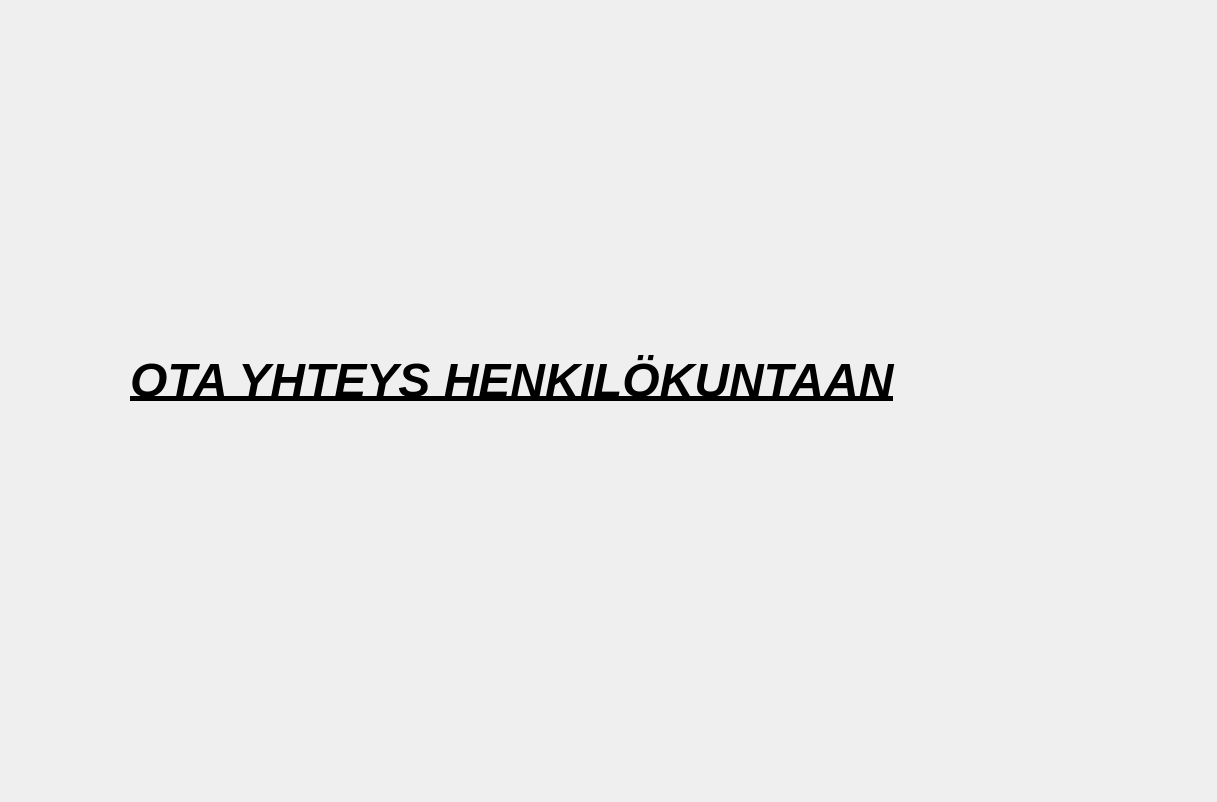
First picture: the form in bankautomat/freezer.ui, repository tvt21kmo-bank-project/group_1, before the edit.
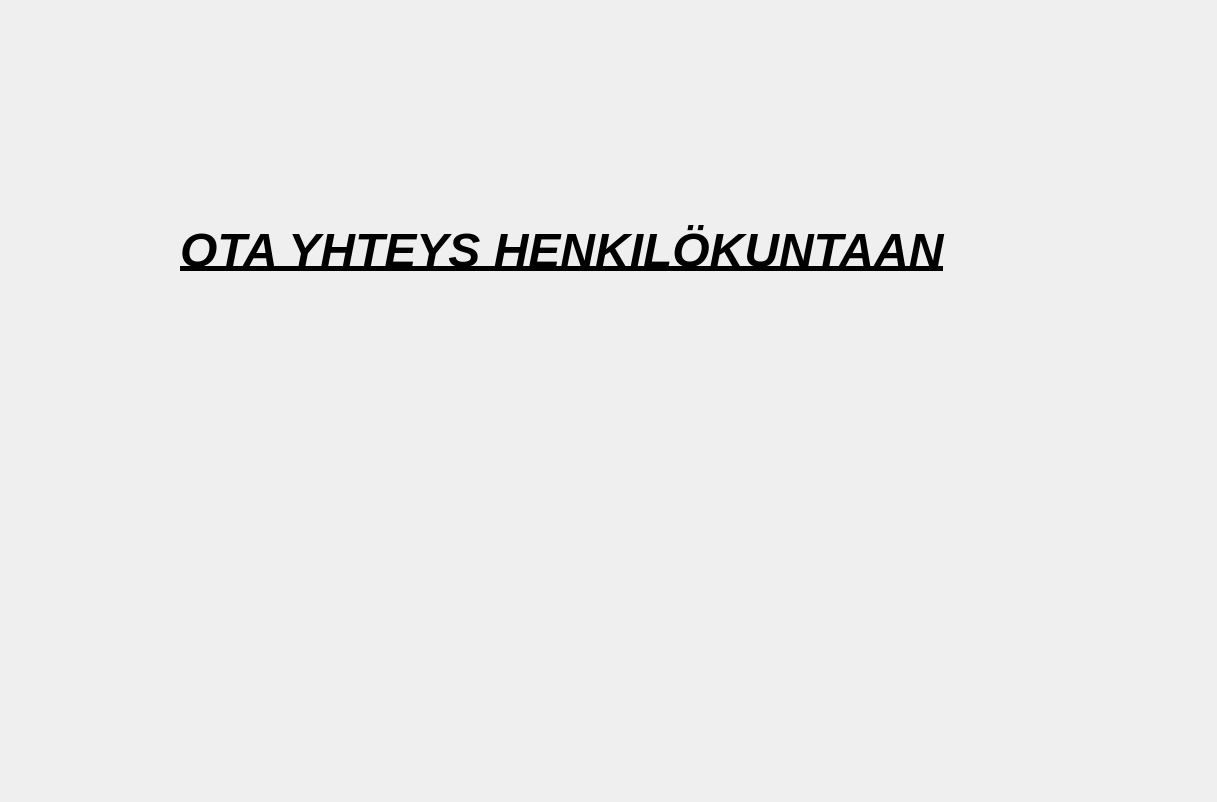
Second picture: the form after the edit.

```diff
--- a/bankautomat/freezer.ui
+++ b/bankautomat/freezer.ui
@@ -16,10 +16,10 @@
   <widget class="QLabel" name="label">
    <property name="geometry">
     <rect>
-     <x>130</x>
-     <y>270</y>
+     <x>180</x>
+     <y>160</y>
      <width>941</width>
-     <height>221</height>
+     <height>181</height>
     </rect>
    </property>
    <property name="font">
```
